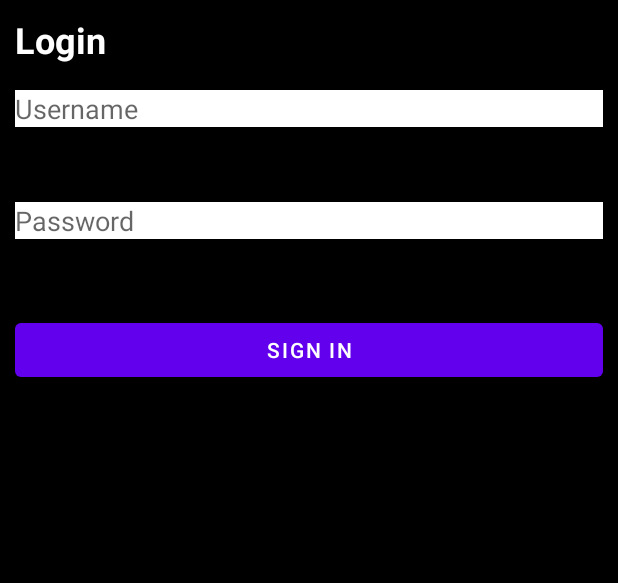
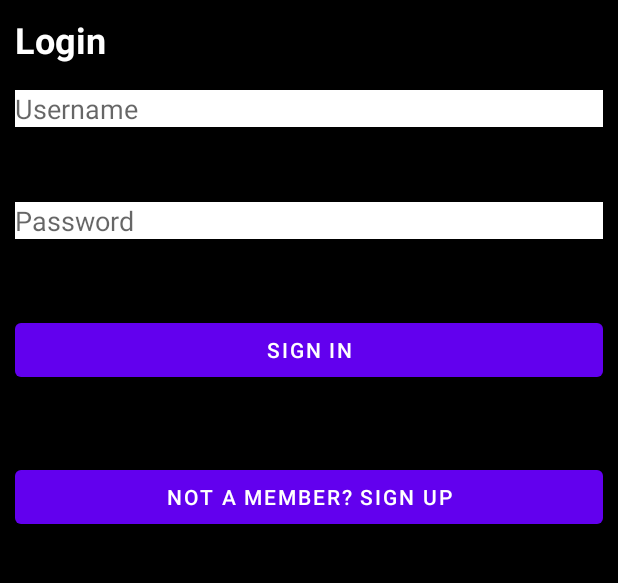
Before and after one commit to JoshuaNg1910/ICT2207_BrickingBad, an Android app: the LoginActivity screen opened directly, with no data from a screen before it, on a phone screen of 412 x 824 dp, the part 84-667 px from its top. Run offline under Robolectric (Android 15) with nearby library versions, the phone set to English and light mode, and no system bars.

Commit message:
Button for sign up redirect in LoginActivity.java

```diff
--- a/app/src/main/java/com/example/project/LoginActivity.java
+++ b/app/src/main/java/com/example/project/LoginActivity.java
@@ -10,6 +10,7 @@ import android.widget.Toast;
 public class LoginActivity extends AppCompatActivity {
     EditText username, password;
     Button btnlogin;
+    Button btnsignup;
     DBHelper DB;
 
     @Override
@@ -19,6 +20,7 @@ public class LoginActivity extends AppCompatActivity {
         username = (EditText) findViewById(R.id.username1);
         password = (EditText) findViewById(R.id.password1);
         btnlogin = (Button) findViewById(R.id.btnsignin1);
+        btnsignup = (Button) findViewById(R.id.btnsignup2);
         DB = new DBHelper(this);
         btnlogin.setOnClickListener(new View.OnClickListener() {
             @Override
@@ -41,5 +43,13 @@ public class LoginActivity extends AppCompatActivity {
                 }
             }
         });
+        btnsignup.setOnClickListener(new View.OnClickListener() {
+            @Override
+            public void onClick(View view) {
+                Intent intent = new Intent(getApplicationContext(), LoginRegisterActivity.class);
+                startActivity(intent);
+            }
+        });
+
     }
 }
--- a/app/src/main/res/layout/activity_login.xml
+++ b/app/src/main/res/layout/activity_login.xml
@@ -42,4 +42,13 @@
         android:text="Sign in"
         android:layout_marginTop="50dp"
         android:layout_below="@+id/password1"/>
+
+    <Button
+        android:id="@+id/btnsignup2"
+        android:layout_width="match_parent"
+        android:layout_height="wrap_content"
+        android:text="Not a member? Sign up"
+        android:layout_marginTop="50dp"
+        android:layout_below="@+id/btnsignin1"/>
+
 </RelativeLayout>
```
